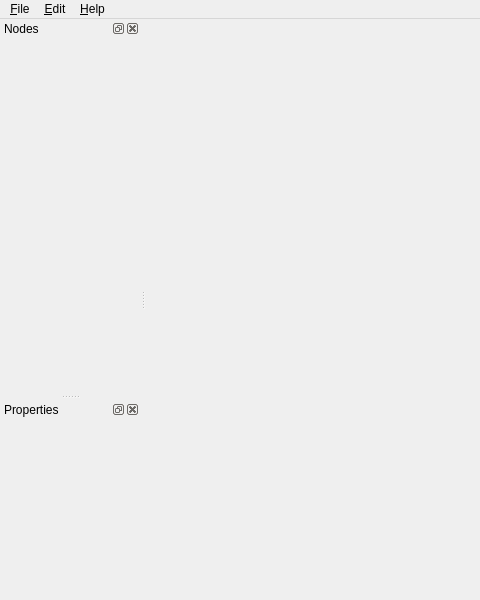
Before: the Qt Designer form apps/ctstudio/ui/MainWindow.ui in jjacobsson/calltree, drawn with Qt 5; both pictures show x 0 to 480 and y 0 to 600 of the 800 by 600 pixel window.
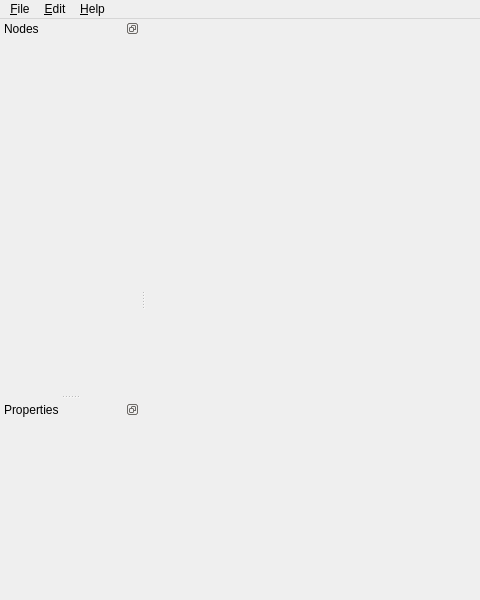
After: the same form once the commit is applied.

Patch:
```diff
--- a/apps/ctstudio/ui/MainWindow.ui
+++ b/apps/ctstudio/ui/MainWindow.ui
@@ -77,6 +77,9 @@
      <height>40</height>
     </size>
    </property>
+   <property name="features">
+    <set>QDockWidget::DockWidgetFloatable|QDockWidget::DockWidgetMovable</set>
+   </property>
    <property name="windowTitle">
     <string>Nodes</string>
    </property>
@@ -86,6 +89,9 @@
    <widget class="QWidget" name="dockWidgetContents1"/>
   </widget>
   <widget class="QDockWidget" name="m_PropertiesDock">
+   <property name="features">
+    <set>QDockWidget::DockWidgetFloatable|QDockWidget::DockWidgetMovable</set>
+   </property>
    <property name="windowTitle">
     <string>Properties</string>
    </property>
```
Left out of the diff: 12 changed lines with no effect on the pictures.
